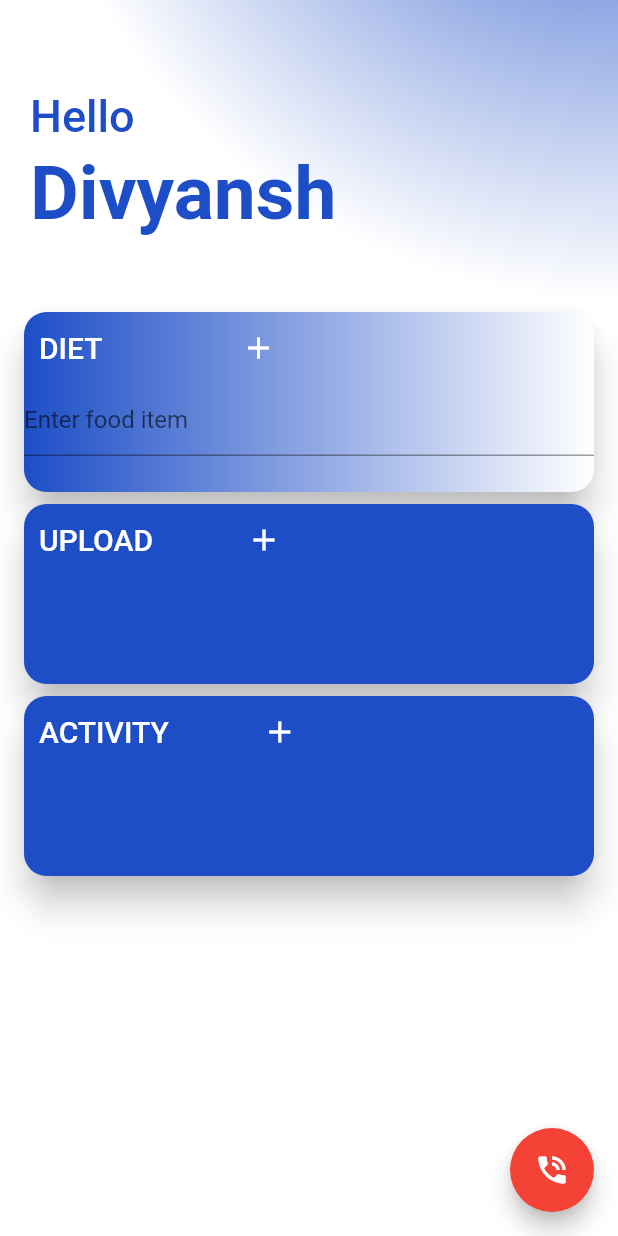
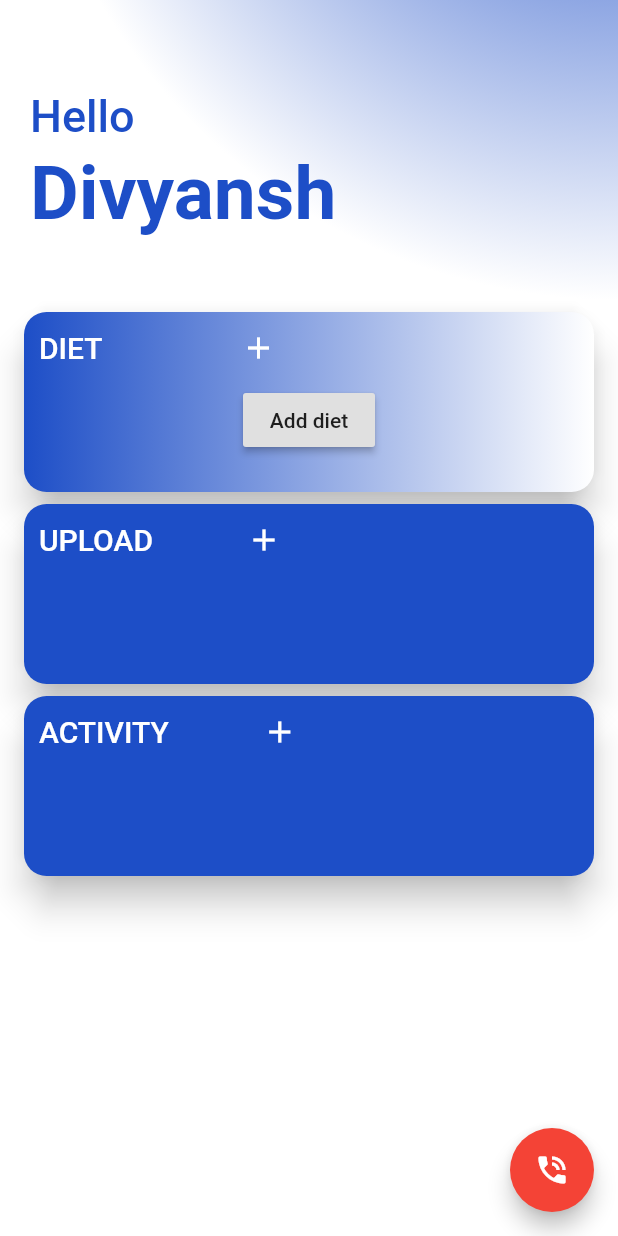
Before and after one commit to AadumKhor/HealthPal, a Flutter app: the HomeScreen screen opened by its route, after a tap on the "add" icon, on a phone screen of 412 x 824 dp. Run offline on Flutter 3.47's test engine with Material 2 defaults, Android fonts, the phone set to English and light mode, and no system bars; our stand-ins replace firebase_storage, image_picker; missing offline and left inert: firebase_ml_vision, flutter_sparkline; accounts and stored records are empty.

Commit message:
routes connected

```diff
--- a/lib/Screens/homescreen.dart
+++ b/lib/Screens/homescreen.dart
@@ -25,6 +25,42 @@ class _HomeScreenState extends State<HomeScreen>
     super.initState();
   }
 
+  Widget content1() {
+    if (show1 == 1) {
+      return RaisedButton(
+        child: Text('Add diet'),
+        onPressed: () {
+          Navigator.pushNamed(context, '/calorie');
+        },
+      );
+    } else
+      return SizedBox(height: 0);
+  }
+
+  Widget content2() {
+    if (show2 == 1) {
+      return RaisedButton(
+        child: Text('Upload'),
+        onPressed: () {
+          Navigator.pushNamed(context, '/camera');
+        },
+      );
+    } else
+      return SizedBox(height: 1);
+  }
+
+  Widget content3() {
+    if (show3 == 1) {
+      return RaisedButton(
+        child: Text('Add diet'),
+        onPressed: () {
+          Navigator.pushNamed(context, '/calorie');
+        },
+      );
+    }
+    return SizedBox(height: 1);
+  }
+
   @override
   Widget build(BuildContext context) {
     Color backgroundColor = Colors.red;
@@ -36,33 +72,30 @@ class _HomeScreenState extends State<HomeScreen>
         children: <Widget>[
           Container(
             decoration: BoxDecoration(
-              gradient: RadialGradient(
-                colors: [
-                  color,
-                  Colors.white
-                ],
-                center: Alignment(1, -3),
-                radius: 2
-              )
-            ),
+                gradient: RadialGradient(
+                    colors: [color, Colors.white],
+                    center: Alignment(1, -3),
+                    radius: 2)),
             height: 200,
             child: Stack(
               children: <Widget>[
                 Positioned(
                   top: 60,
                   left: 20,
-                  child: Text(
-                    'Hello',
-                    style: TextStyle(color: color, fontSize: 30, fontWeight: FontWeight.w500)
-                  ),
+                  child: Text('Hello',
+                      style: TextStyle(
+                          color: color,
+                          fontSize: 30,
+                          fontWeight: FontWeight.w500)),
                 ),
                 Positioned(
                   top: 100,
                   left: 20,
-                  child: Text(
-                    'Divyansh',
-                    style: TextStyle(color: color, fontSize: 50, fontWeight: FontWeight.bold)
-                  ),
+                  child: Text('Divyansh',
+                      style: TextStyle(
+                          color: color,
+                          fontSize: 50,
+                          fontWeight: FontWeight.bold)),
                 )
               ],
             ),
@@ -77,16 +110,11 @@ class _HomeScreenState extends State<HomeScreen>
               decoration: BoxDecoration(
                   borderRadius: BorderRadius.circular(15),
                   gradient: LinearGradient(
-                    colors: [
-                      color,
-                      Colors.white
-                    ],
-                    begin: Alignment.centerLeft,
-                    end: Alignment.centerRight,
-                    stops: [0, 10],
-                    tileMode: TileMode.clamp
-                  )
-                ),
+                      colors: [color, Colors.white],
+                      begin: Alignment.centerLeft,
+                      end: Alignment.centerRight,
+                      stops: [0, 10],
+                      tileMode: TileMode.clamp)),
               duration: Duration(seconds: 1),
               height: height,
               child: Container(
@@ -262,30 +290,3 @@ class _HomeScreenState extends State<HomeScreen>
     );
   }
 }
-
-Widget content1() {
-  if (show1 == 1) {
-    return TextField(
-      decoration: InputDecoration(hintText: 'Enter food item'),
-    );
-  }
-  else return SizedBox(height: 0);
-}
-
-Widget content2() {
-  if (show2 == 1) {
-    return TextField(
-      decoration: InputDecoration(hintText: 'Enter food item'),
-    );
-  }
-  return SizedBox(height: 1);
-}
-
-Widget content3() {
-  if (show3 == 1) {
-    return TextField(
-      decoration: InputDecoration(hintText: 'Enter food item'),
-    );
-  }
-  return SizedBox(height: 1);
-}
```
Also changed, not shown: lib/main.dart (+5 -2 lines), pubspec.lock.
